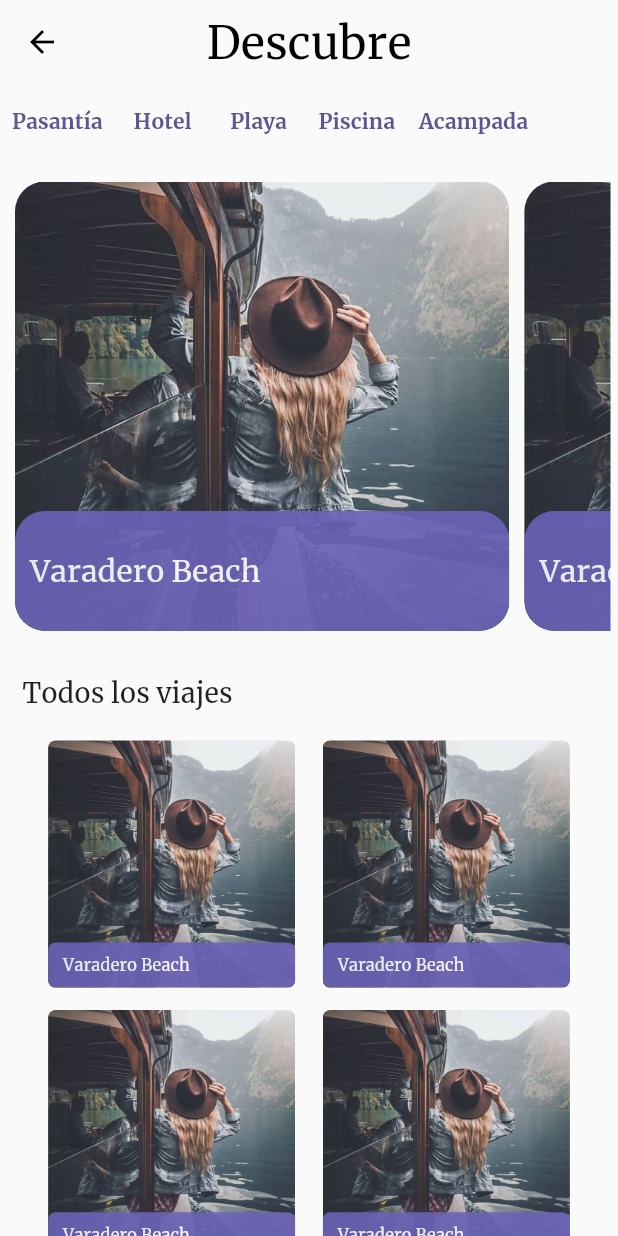
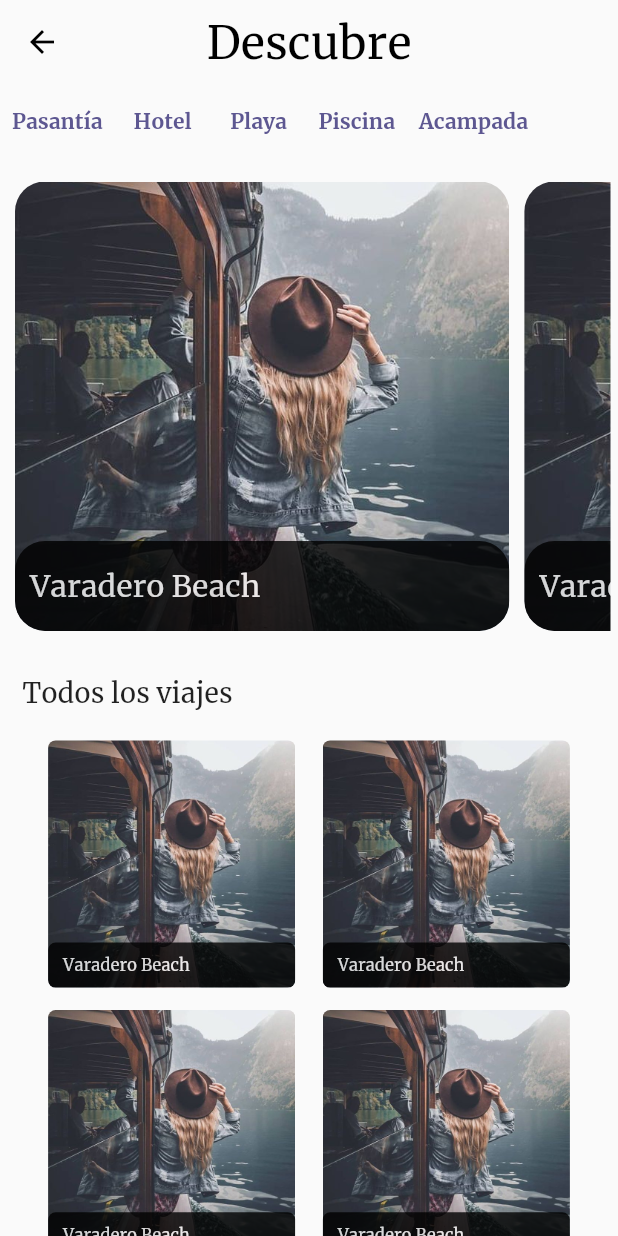
Before and after one commit to GuillermoPerez32/fortour, a Flutter app: the HomePage screen opened by its route, on a phone screen of 412 x 824 dp. Run offline on Flutter 3.47's test engine with Material 2 defaults, Android fonts, the phone set to English and light mode, and no system bars; our stand-ins replace firebase_core; accounts and stored records are empty.

Commit message:
Feat: Travel card style changed

```diff
--- a/lib/src/ui/widgets/travel_card.dart
+++ b/lib/src/ui/widgets/travel_card.dart
@@ -35,13 +35,13 @@ class TravelCard extends StatelessWidget {
           mainAxisAlignment: MainAxisAlignment.end,
           children: [
             Opacity(
-              opacity: .9,
+              opacity: .8,
               child: Container(
-                height: small ? 30 : 80,
+                height: small ? 30 : 60,
                 clipBehavior: Clip.antiAliasWithSaveLayer,
                 decoration: BoxDecoration(
                   borderRadius: BorderRadius.circular(small ? 5 : 20),
-                  color: const Color(0XFF6A62B7),
+                  color: Colors.black,
                 ),
                 child: Row(
                   children: [
```
